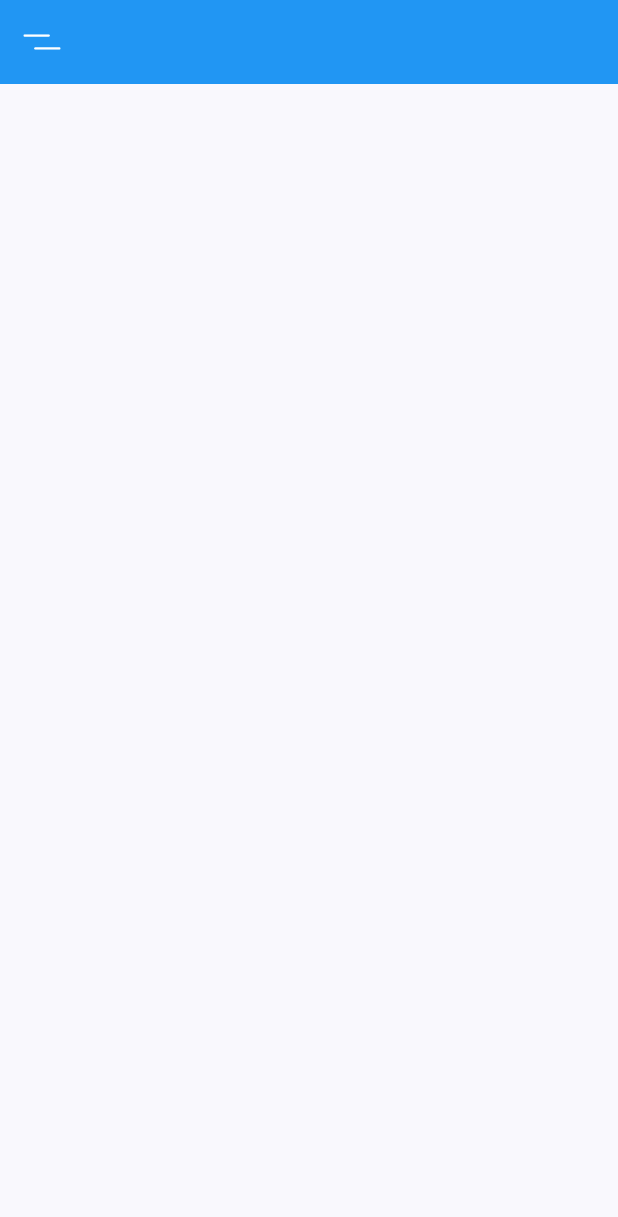
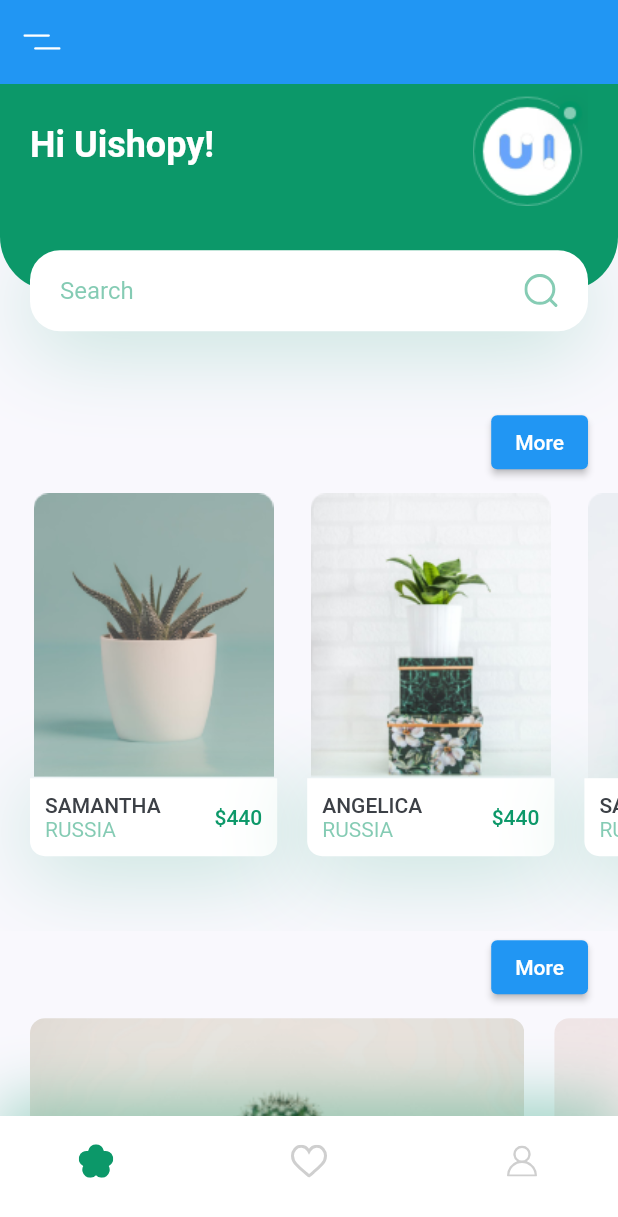
Before and after one commit to Mtank10/EnviGreen, a Flutter app: the screen it shows after launch, on a phone screen of 412 x 824 dp. Shown: the top 1217 px of the screen. Run offline on Flutter 3.47's test engine with Material 2 defaults, Android fonts, the light colour scheme and no system bars; our stand-ins replace flutter_svg.

Commit message:
commit for update home page

```diff
--- /dev/null
+++ b/lib/components/my_bottom_nav_bar.dart
@@ -0,0 +1,47 @@
+import 'package:flutter/material.dart';
+import 'package:flutter_svg/flutter_svg.dart';
+import 'package:envigreen/constants.dart';
+
+
+class MyBottomNavBar extends StatelessWidget {
+
+
+  @override
+  Widget build(BuildContext context) {
+    return Container(
+      padding: const EdgeInsets.only(
+        left: kDefaultPadding * 2,
+        right: kDefaultPadding * 2,
+        bottom: kDefaultPadding,
+      ),
+      height: 80,
+      decoration: BoxDecoration(
+        color: Colors.white,
+        boxShadow: [
+          BoxShadow(
+            offset: Offset(0, -10),
+            blurRadius: 35,
+            color: kPrimaryColor.withOpacity(0.38),
+          ),
+        ],
+      ),
+      child: Row(
+        mainAxisAlignment: MainAxisAlignment.spaceBetween,
+        children: <Widget>[
+          IconButton(
+            icon: SvgPicture.asset("assets/icons/flower.svg"),
+            onPressed: () {},
+          ),
+          IconButton(
+            icon: SvgPicture.asset("assets/icons/heart-icon.svg"),
+            onPressed: () {},
+          ),
+          IconButton(
+            icon: SvgPicture.asset("assets/icons/user-icon.svg"),
+            onPressed: () {},
+          ),
+        ],
+      ),
+    );
+  }
+}
--- /dev/null
+++ b/lib/home/components/body.dart
@@ -0,0 +1,29 @@
+import 'package:flutter/material.dart';
+import 'package:envigreen/constants.dart';
+
+import 'featurred_plants.dart';
+import 'header_with_searchbox.dart';
+import 'recomend_plants.dart';
+import 'title_with_more_bbtn.dart';
+
+class Body extends StatelessWidget {
+  @override
+  Widget build(BuildContext context) {
+    // It will provie us total height  and width of our screen
+    Size size = MediaQuery.of(context).size;
+    // it enable scrolling on small device
+    return SingleChildScrollView(
+      child: Column(
+        crossAxisAlignment: CrossAxisAlignment.start,
+        children: <Widget>[
+          HeaderWithSearchBox(size: size),
+          TitleWithMoreBtn(),
+          RecomendsPlants(),
+          TitleWithMoreBtn(),
+          FeaturedPlants(),
+          SizedBox(height: kDefaultPadding),
+        ],
+      ),
+    );
+  }
+}
--- /dev/null
+++ b/lib/home/components/featurred_plants.dart
@@ -0,0 +1,60 @@
+import 'package:flutter/material.dart';
+
+import '../../../constants.dart';
+
+class FeaturedPlants extends StatelessWidget {
+
+
+  @override
+  Widget build(BuildContext context) {
+    return SingleChildScrollView(
+      scrollDirection: Axis.horizontal,
+      child: Row(
+        children: <Widget>[
+          FeaturePlantCard(
+            image: "assets/images/bottom_img_1.png",
+            press: () {},
+          ),
+          FeaturePlantCard(
+            image: "assets/images/bottom_img_2.png",
+            press: () {},
+          ),
+        ],
+      ),
+    );
+  }
+}
+
+class FeaturePlantCard extends StatelessWidget {
+  const FeaturePlantCard({
+
+    required this.image,
+    required this.press,
+  });
+  final String image;
+  final Function press;
+
+  @override
+  Widget build(BuildContext context) {
+    Size size = MediaQuery.of(context).size;
+    return GestureDetector(
+      onTap: ()=>{},
+      child: Container(
+        margin: EdgeInsets.only(
+          left: kDefaultPadding,
+          top: kDefaultPadding / 2,
+          bottom: kDefaultPadding / 2,
+        ),
+        width: size.width * 0.8,
+        height: 185,
+        decoration: BoxDecoration(
+          borderRadius: BorderRadius.circular(10),
+          image: DecorationImage(
+            fit: BoxFit.cover,
+            image: AssetImage(image),
+          ),
+        ),
+      ),
+    );
+  }
+}
--- /dev/null
+++ b/lib/home/components/header_with_searchbox.dart
@@ -0,0 +1,95 @@
+import 'package:flutter/material.dart';
+import 'package:flutter_svg/flutter_svg.dart';
+
+import '../../../constants.dart';
+
+class HeaderWithSearchBox extends StatelessWidget {
+  const HeaderWithSearchBox({
+
+    required this.size,
+  }) ;
+
+  final Size size;
+
+  @override
+  Widget build(BuildContext context) {
+    return Container(
+      margin: EdgeInsets.only(bottom: kDefaultPadding * 2.5),
+      // It will cover 20% of our total height
+      height: size.height * 0.2,
+      child: Stack(
+        children: <Widget>[
+          Container(
+            padding: const EdgeInsets.only(
+              left: kDefaultPadding,
+              right: kDefaultPadding,
+              bottom: 36 + kDefaultPadding,
+            ),
+            height: size.height * 0.2 - 27,
+            decoration: const BoxDecoration(
+              color: kPrimaryColor,
+              borderRadius: BorderRadius.only(
+                bottomLeft: Radius.circular(36),
+                bottomRight: Radius.circular(36),
+              ),
+            ),
+            child: Row(
+              children: <Widget>[
+                Text(
+                  'Hi Uishopy!',
+                  style: Theme.of(context).textTheme.headline5?.copyWith(
+                      color: Colors.white, fontWeight: FontWeight.bold),
+                ),
+                Spacer(),
+                Image.asset("assets/images/logo.png")
+              ],
+            ),
+          ),
+          Positioned(
+            bottom: 0,
+            left: 0,
+            right: 0,
+            child: Container(
+              alignment: Alignment.center,
+              margin: EdgeInsets.symmetric(horizontal: kDefaultPadding),
+              padding: EdgeInsets.symmetric(horizontal: kDefaultPadding),
+              height: 54,
+              decoration: BoxDecoration(
+                color: Colors.white,
+                borderRadius: BorderRadius.circular(20),
+                boxShadow: [
+                  BoxShadow(
+                    offset: Offset(0, 10),
+                    blurRadius: 50,
+                    color: kPrimaryColor.withOpacity(0.23),
+                  ),
+                ],
+              ),
+              child: Row(
+                children: <Widget>[
+                  Expanded(
+                    child: TextField(
+                      onChanged: (value) {},
+                      decoration: InputDecoration(
+                        hintText: "Search",
+                        hintStyle: TextStyle(
+                          color: kPrimaryColor.withOpacity(0.5),
+                        ),
+                        enabledBorder: InputBorder.none,
+                        focusedBorder: InputBorder.none,
+                        // surffix isn't working properly  with SVG
+                        // thats why we use row
+                        // suffixIcon: SvgPicture.asset("assets/icons/search.svg"),
+                      ),
+                    ),
+                  ),
+                  SvgPicture.asset("assets/icons/search.svg"),
+                ],
+              ),
+            ),
+          ),
+        ],
+      ),
+    );
+  }
+}
--- /dev/null
+++ b/lib/home/components/recomend_plants.dart
@@ -0,0 +1,135 @@
+import 'package:flutter/material.dart';
+
+import '../../../constants.dart';
+import '../../details/details_screen.dart';
+
+class RecomendsPlants extends StatelessWidget {
+
+
+  @override
+  Widget build(BuildContext context) {
+    return SingleChildScrollView(
+      scrollDirection: Axis.horizontal,
+      child: Row(
+        children: <Widget>[
+          RecomendPlantCard(
+            image: "assets/images/image_1.png",
+            title: "Samantha",
+            country: "Russia",
+            price: 440,
+            press: () {
+              Navigator.push(
+                context,
+                MaterialPageRoute(
+                  builder: (context) => DetailsScreen(),
+                ),
+              );
+            },
+          ),
+          RecomendPlantCard(
+            image: "assets/images/image_2.png",
+            title: "Angelica",
+            country: "Russia",
+            price: 440,
+            press: () {
+              Navigator.push(
+                context,
+                MaterialPageRoute(
+                  builder: (context) => DetailsScreen(),
+                ),
+              );
+            },
+          ),
+          RecomendPlantCard(
+            image: "assets/images/image_3.png",
+            title: "Samantha",
+            country: "Russia",
+            price: 440,
+            press: () {},
+          ),
+        ],
+      ),
+    );
+  }
+}
+
+class RecomendPlantCard extends StatelessWidget {
+     RecomendPlantCard({
+    required this.image,
+    required this.title,
+    required this.country,
+    required this.price,
+    required this.press,
+  }) ;
+
+  final String image, title, country;
+  final int price;
+  final Function press;
+
+  @override
+  Widget build(BuildContext context) {
+    Size size = MediaQuery.of(context).size;
+    return Container(
+      margin: EdgeInsets.only(
+        left: kDefaultPadding,
+        top: kDefaultPadding / 2,
+        bottom: kDefaultPadding * 2.5,
+      ),
+      width: size.width * 0.4,
+      child: Column(
+        children: <Widget>[
+          Image.asset(image),
+          GestureDetector(
+            onTap: ()=>{
+
+            },
+            child: Container(
+              padding: EdgeInsets.all(kDefaultPadding / 2),
+              decoration: BoxDecoration(
+                color: Colors.white,
+                borderRadius: BorderRadius.only(
+                  bottomLeft: Radius.circular(10),
+                  bottomRight: Radius.circular(10),
+                ),
+                boxShadow: [
+                  BoxShadow(
+                    offset: Offset(0, 10),
+                    blurRadius: 50,
+                    color: kPrimaryColor.withOpacity(0.23),
+                  ),
+                ],
+              ),
+              child: Row(
+                children: <Widget>[
+                  RichText(
+                    text: TextSpan(
+                      children: [
+                        TextSpan(
+                            text: "$title\n".toUpperCase(),
+                            style: Theme.of(context).textTheme.button),
+                        TextSpan(
+                          text: "$country".toUpperCase(),
+                          style: TextStyle(
+                            color: kPrimaryColor.withOpacity(0.5),
+                          ),
+                        ),
+                      ],
+                    ),
+                  ),
+                  Spacer(),
+                  Text(
+                    '\$$price',
+                    style: Theme.of(context)
+                        .textTheme
+                        .button
+                        ?.copyWith(color: kPrimaryColor),
+                  )
+                ],
+              ),
+            ),
+          )
+        ],
+      ),
+    );
+  }
+}
--- /dev/null
+++ b/lib/home/components/title_with_more_bbtn.dart
@@ -0,0 +1,70 @@
+import 'package:flutter/material.dart';
+
+import '../../../constants.dart';
+
+class TitleWithMoreBtn extends StatelessWidget {
+
+ press(){
+
+ }
+  @override
+  Widget build(BuildContext context) {
+    return Padding(
+      padding: const EdgeInsets.symmetric(horizontal: kDefaultPadding),
+      child: Row(
+        children: <Widget>[
+
+          Spacer(),
+          ElevatedButton(
+            // shape: RoundedRectangleBorder(
+            //   borderRadius: BorderRadius.circular(20),
+            // ),
+            // color: kPrimaryColor,
+            onPressed: press,
+            child: Text(
+              "More",
+              style: TextStyle(color: Colors.white),
+            ),
+          ),
+        ],
+      ),
+    );
+  }
+}
+
+class TitleWithCustomUnderline extends StatelessWidget {
+  const TitleWithCustomUnderline({
+    required Key key,
+    required this.text,
+  }) : super(key: key);
+
+  final String text;
+
+  @override
+  Widget build(BuildContext context) {
+    return Container(
+      height: 24,
+      child: Stack(
+        children: <Widget>[
+          Padding(
+            padding: const EdgeInsets.only(left: kDefaultPadding / 4),
+            child: Text(
+              text,
+              style: TextStyle(fontSize: 20, fontWeight: FontWeight.bold),
+            ),
+          ),
+          Positioned(
+            bottom: 0,
+            left: 0,
+            right: 0,
+            child: Container(
+              margin: EdgeInsets.only(right: kDefaultPadding / 4),
+              height: 7,
+              color: kPrimaryColor.withOpacity(0.2),
+            ),
+          )
+        ],
+      ),
+    );
+  }
+}
--- a/lib/home/home_screen.dart
+++ b/lib/home/home_screen.dart
@@ -1,17 +1,18 @@
+
 import 'package:flutter/material.dart';
 import 'package:flutter_svg/svg.dart';
 
-// import 'package:plantapp/screens/home/components/body.dart';
+import 'package:envigreen/home/components/body.dart';
 
-// import '../../components/my_bottom_nav_bar.dart';
+import '../../components/my_bottom_nav_bar.dart';
 
 class HomeScreen extends StatelessWidget {
   @override
   Widget build(BuildContext context) {
     return Scaffold(
       appBar: buildAppBar(),
-      // body: Body(),
-      // bottomNavigationBar: MyBottomNavBar(),
+      body: Body(),
+      bottomNavigationBar: MyBottomNavBar(),
     );
   }
 
--- a/lib/main.dart
+++ b/lib/main.dart
@@ -1,13 +1,13 @@
 import 'package:flutter/material.dart';
 import 'package:envigreen/constants.dart';
 import 'package:envigreen/home/home_screen.dart';
-
 void main() {
-  runApp(MyApp());
+  runApp(const MyApp());
 }
 
 class MyApp extends StatelessWidget {
-  // This widget is the root of your application.
+  const MyApp({super.key});
+
   @override
   Widget build(BuildContext context) {
     return MaterialApp(
@@ -16,7 +16,10 @@ class MyApp extends StatelessWidget {
       theme: ThemeData(
         scaffoldBackgroundColor: kBackgroundColor,
         primaryColor: kPrimaryColor,
-        textTheme: Theme.of(context).textTheme.apply(bodyColor: kTextColor),
+        textTheme: Theme
+            .of(context)
+            .textTheme
+            .apply(bodyColor: kTextColor),
         visualDensity: VisualDensity.adaptivePlatformDensity,
       ),
       home: HomeScreen(),
--- a/pubspec.yaml
+++ b/pubspec.yaml
@@ -36,7 +36,7 @@ dependencies:
   # The following adds the Cupertino Icons font to your application.
   # Use with the CupertinoIcons class for iOS style icons.
   cupertino_icons: ^1.0.2
-  flutter_svg: ^0.19.1
+  flutter_svg: ^1.1.6
 
 dev_dependencies:
   flutter_test:
```
Also changed, not shown: lib/details/components/body.dart (added, +51 -0 lines), lib/details/components/icon_card.dart (added, +40 -0 lines), lib/details/components/image_and_icons.dart (added, +76 -0 lines), lib/details/components/title_and_price.dart (added, +55 -0 lines), lib/details/details_screen.dart (added, +11 -0 lines), pubspec.lock.
